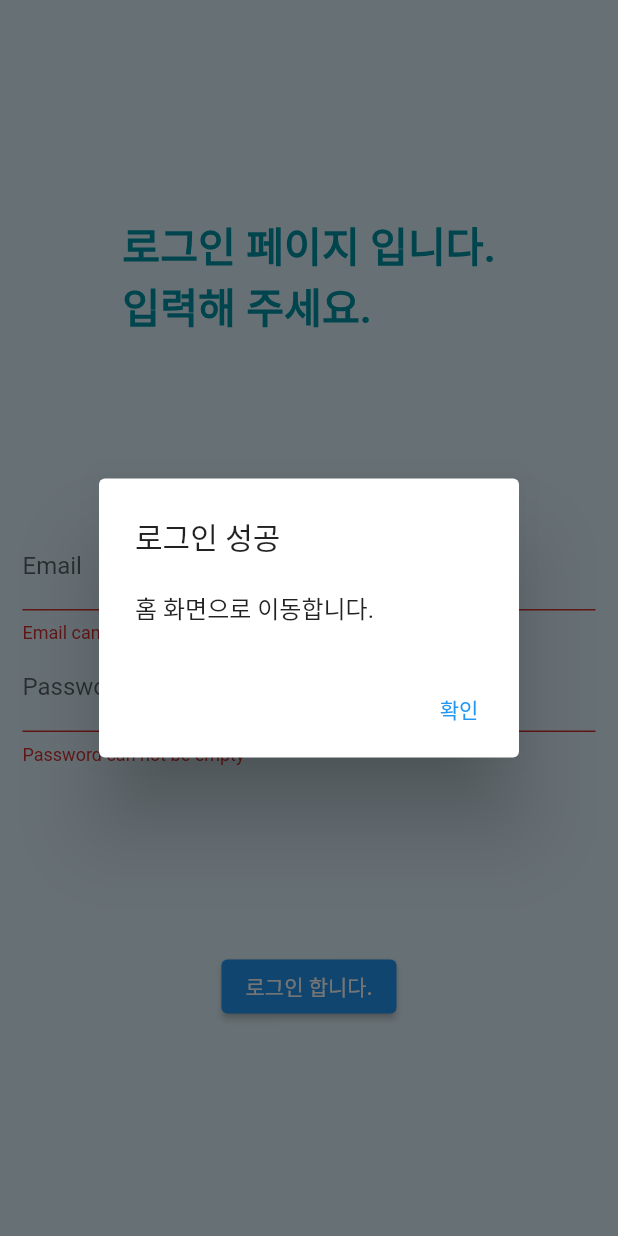
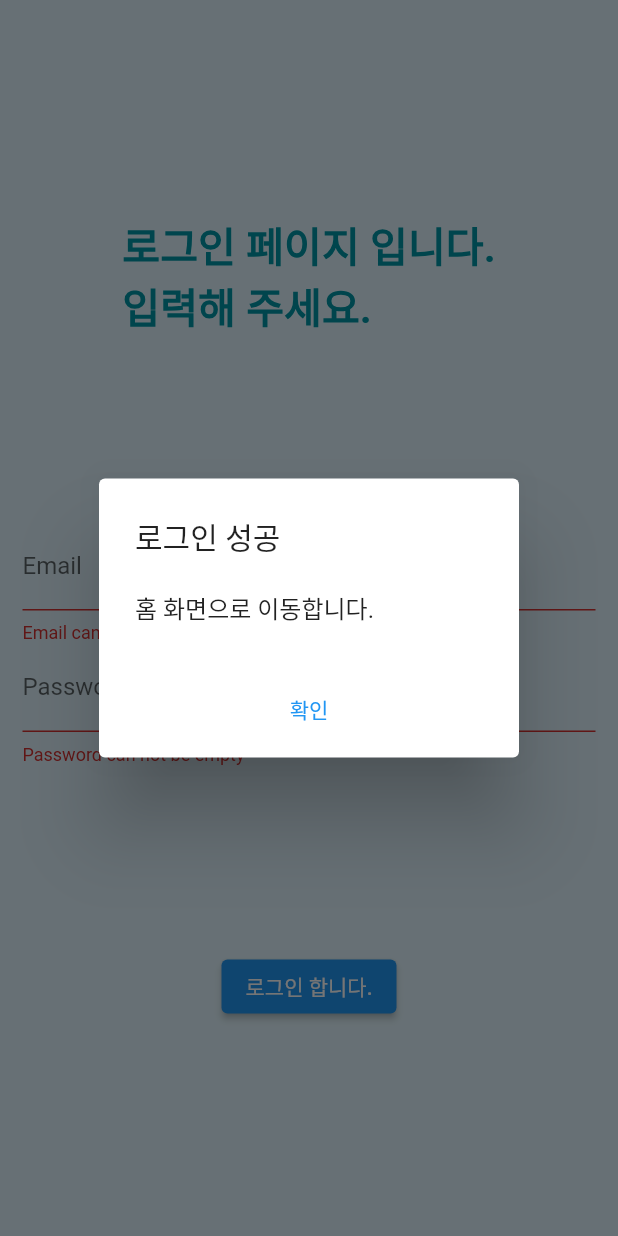
Before and after one commit to miz2121/hashtag_qna_flutter, a Flutter app: the LoginPage screen opened by its route, after a tap on "로그인 합니다.", on a phone screen of 412 x 824 dp. Run offline on Flutter 3.47's test engine with Material 2 defaults, Android fonts, the phone set to English and light mode, and no system bars; our stand-ins replace flutter_rating_bar, flutter_riverpod, logger, shared_preferences, sizer; accounts and stored records are empty.

```diff
--- a/lib/app/ui/login/login_page.dart
+++ b/lib/app/ui/login/login_page.dart
@@ -123,9 +123,11 @@ class _LoginPageState extends ConsumerState<LoginPage> {
                                 title: const Text("로그인 성공"),
                                 content: const Text("홈 화면으로 이동합니다."),
                                 actions: [
-                                  TextButton(
-                                    onPressed: () => Navigator.pushNamedAndRemoveUntil(context, '/home', (route) => false),
-                                    child: const Text("확인"),
+                                  Center(
+                                    child: TextButton(
+                                      onPressed: () => Navigator.pushNamedAndRemoveUntil(context, '/home', (route) => false),
+                                      child: const Text("확인"),
+                                    ),
                                   )
                                 ],
                               );
--- a/lib/app/ui/question_list/question_list_page.dart
+++ b/lib/app/ui/question_list/question_list_page.dart
@@ -109,14 +109,14 @@ class QuestionListPageState extends ConsumerState<QuestionListPage> {
                     onPressed: () {
                       Navigator.pushNamedAndRemoveUntil(context, '/home', (route) => false);
                     },
-                    child: const Text('홈으로 가기'),
+                    child: const Text('메인 화면으로 가기'),
                   ),
                   Container(height: 10.w),
                   ElevatedButton(
                     onPressed: () async {
                       CreateViewModel p = ref.watch(createViewModelProvider.notifier);
                       for (int i = snapshot.data!['totalElements']; i < snapshot.data!['totalElements'] + 100; i++) {
-                        await p.postWriteQuestion('text$i', 'text$i', ['테스트'], []);
+                        await p.postWriteQuestion('테스트$i', '테스트$i', ['테스트'], []);
                       }
                       setState(() {});
                     },
```
Also changed, not shown: lib/app/ui/create/create_second/create_second_page.dart (+24 -3 lines).
